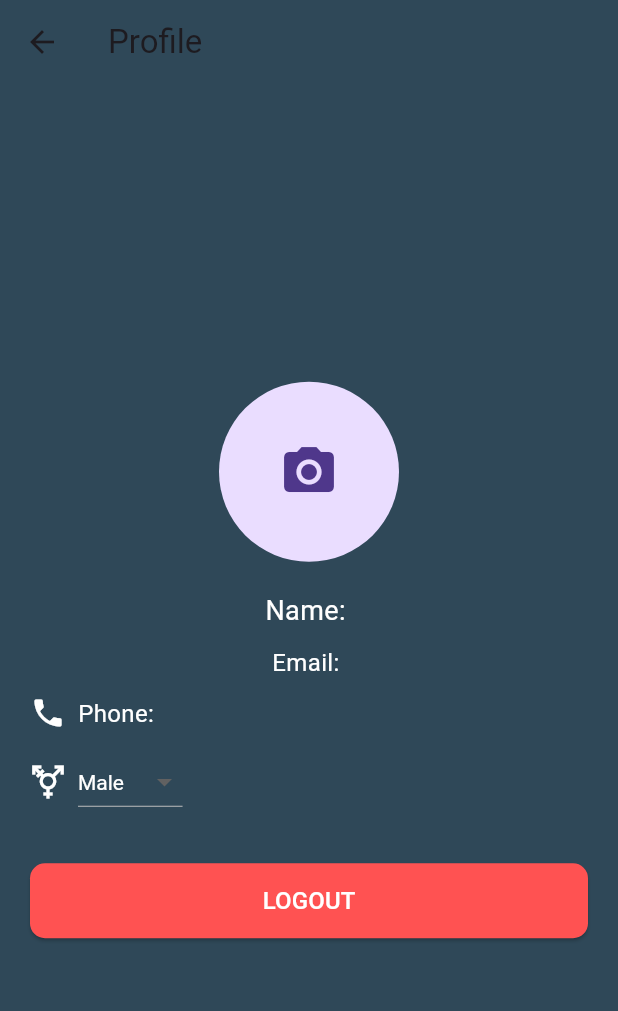
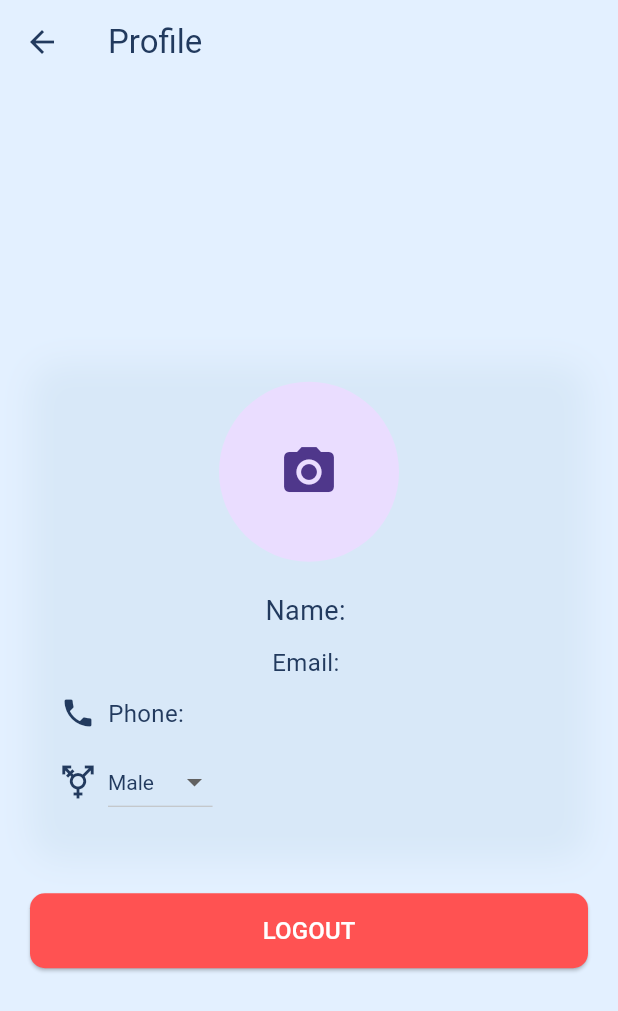
Before and after one commit to fatehahsofian21/fyp, a Flutter app: the screen it shows once a user with an empty profile is signed in, item 3 of the bottom bar chosen, on a phone screen of 412 x 824 dp. Shown: the top 1011 px of the screen. Run offline on Flutter 3.47's test engine with Material 3 defaults, Android fonts, the phone set to English and light mode, and no system bars; our stand-ins replace cloud_firestore, firebase_auth, firebase_core, geolocator, image_picker, printing and 2 more; accounts and stored records are empty; statements that could not run were skipped.

Commit message:
design 100% done

```diff
--- a/lib/profile.dart
+++ b/lib/profile.dart
@@ -16,7 +16,7 @@ class ProfileScreen extends StatefulWidget {
 class _ProfileScreenState extends State<ProfileScreen> {
   String _userName = "User";
   String _email = "";
-  String _phone = "+60-123456789";  // Random phone number starting with +60
+  String _phone = "+60-123456789"; // Random phone number starting with +60
   String _gender = "Male"; // Default gender
   File? _selectedImage;
 
@@ -29,7 +29,7 @@ class _ProfileScreenState extends State<ProfileScreen> {
   void initState() {
     super.initState();
     _fetchUserProfile();
-    _loadStoredData();  // Load stored data
+    _loadStoredData(); // Load stored data
   }
 
   // Fetch user profile from Firebase (only email)
@@ -38,8 +38,10 @@ class _ProfileScreenState extends State<ProfileScreen> {
     if (user != null) {
       setState(() {
         _email = user.email ?? "";
-        _userName = _email.split('@')[0]; // Extract the first name from email (before @)
-        _phone = "+60-${_generateRandomPhoneNumber()}"; // Generate random phone number
+        _userName = _email
+            .split('@')[0]; // Extract the first name from email (before @)
+        _phone =
+            "+60-${_generateRandomPhoneNumber()}"; // Generate random phone number
         _isLoading = false;
       });
     }
@@ -48,13 +50,15 @@ class _ProfileScreenState extends State<ProfileScreen> {
   // Generate a random phone number starting with +60-
   String _generateRandomPhoneNumber() {
     Random random = Random();
-    String randomDigits = List.generate(8, (index) => random.nextInt(10).toString()).join('');
+    String randomDigits =
+        List.generate(8, (index) => random.nextInt(10).toString()).join('');
     return randomDigits;
   }
 
   // Pick image logic (optional)
   Future<void> _pickImage() async {
-    final pickedFile = await ImagePicker().pickImage(source: ImageSource.gallery);
+    final pickedFile =
+        await ImagePicker().pickImage(source: ImageSource.gallery);
     if (pickedFile != null) {
       setState(() {
         _selectedImage = File(pickedFile.path);
@@ -73,8 +77,10 @@ class _ProfileScreenState extends State<ProfileScreen> {
   Future<void> _loadStoredData() async {
     SharedPreferences prefs = await SharedPreferences.getInstance();
     setState(() {
-      _phone = prefs.getString('phone') ?? "+60-123456789"; // Default phone if none saved
-      _gender = prefs.getString('gender') ?? "Male"; // Default gender if none saved
+      _phone = prefs.getString('phone') ??
+          "+60-123456789"; // Default phone if none saved
+      _gender =
+          prefs.getString('gender') ?? "Male"; // Default gender if none saved
     });
   }
 
@@ -83,7 +89,8 @@ class _ProfileScreenState extends State<ProfileScreen> {
     FirebaseAuth.instance.signOut(); // Sign out from Firebase
     Navigator.pushReplacement(
       context,
-      MaterialPageRoute(builder: (context) => const LoginScreen()), // Navigate to LoginScreen
+      MaterialPageRoute(
+          builder: (context) => const LoginScreen()), // Navigate to LoginScreen
     );
   }
 
@@ -92,9 +99,11 @@ class _ProfileScreenState extends State<ProfileScreen> {
     return Scaffold(
       appBar: AppBar(
         title: const Text("Profile"),
-        backgroundColor: const Color(0xFF2F4858),
+        backgroundColor: const Color(0xFFE3F0FF), // Match other pages
+        foregroundColor: const Color(0xFF223A5E),
+        elevation: 0,
       ),
-      backgroundColor: const Color(0xFF2F4858),
+      backgroundColor: const Color(0xFFE3F0FF), // Match other pages
       body: _isLoading
           ? const Center(child: CircularProgressIndicator())
           : Padding(
@@ -103,9 +112,26 @@ class _ProfileScreenState extends State<ProfileScreen> {
                 mainAxisAlignment: MainAxisAlignment.center,
                 crossAxisAlignment: CrossAxisAlignment.center,
                 children: [
-                  // Profile Picture (Editable with pencil icon)
+                  Container(
+                    decoration: BoxDecoration(
+                      color:
+                          Colors.transparent, // No white, blend with wallpaper
+                      borderRadius: BorderRadius.circular(20),
+                      boxShadow: [
+                        BoxShadow(
+                          color: const Color(0xFFB6D0E2)
+                              .withOpacity(0.25), // Soft blue shadow
+                          blurRadius: 18,
+                          offset: const Offset(0, 8),
+                        ),
+                      ],
+                    ),
+                    padding: const EdgeInsets.all(20.0),
+                    child: Column(
+                      children: [
+                        // Profile Picture
                         GestureDetector(
-                    onTap: _pickImage, // Handle image picker logic
+                          onTap: _pickImage,
                           child: CircleAvatar(
                             radius: 60,
                             backgroundImage: _selectedImage != null
@@ -117,62 +143,65 @@ class _ProfileScreenState extends State<ProfileScreen> {
                           ),
                         ),
                         const SizedBox(height: 20),
-
-                  // Display User Name
+                        // Name, Email, Phone, Gender (as before)
                         Text(
                           'Name: $_userName',
-                    style: const TextStyle(fontSize: 18, color: Colors.white),
+                          style: const TextStyle(
+                              fontSize: 18, color: Color(0xFF223A5E)),
                         ),
                         const SizedBox(height: 10),
-
-                  // Display Email
                         Text(
                           'Email: $_email',
-                    style: const TextStyle(fontSize: 16, color: Colors.white),
+                          style: const TextStyle(
+                              fontSize: 16, color: Color(0xFF223A5E)),
                         ),
                         const SizedBox(height: 10),
-
-                  // Display Phone Number (Editable)
                         Row(
                           children: [
-                      const Icon(Icons.phone, color: Colors.white),
+                            const Icon(Icons.phone, color: Color(0xFF223A5E)),
                             const SizedBox(width: 8),
                             Text(
-                        'Phone: $_phone', // Display the randomly generated phone number
-                        style: const TextStyle(fontSize: 16, color: Colors.white),
+                              'Phone: $_phone',
+                              style: const TextStyle(
+                                  fontSize: 16, color: Color(0xFF223A5E)),
                             ),
                           ],
                         ),
                         const SizedBox(height: 10),
-
-                  // Gender Dropdown (Editable)
                         Row(
                           children: [
-                      const Icon(Icons.transgender, color: Colors.white),
+                            const Icon(Icons.transgender,
+                                color: Color(0xFF223A5E)),
                             const SizedBox(width: 8),
                             DropdownButton<String>(
                               value: _gender,
-                        dropdownColor: const Color(0xFF2F4858),
-                        style: const TextStyle(color: Colors.black), // Set selected text color to black
+                              dropdownColor: const Color(0xFFF5FAFF),
+                              style: const TextStyle(color: Color(0xFF223A5E)),
                               onChanged: (String? newValue) {
                                 setState(() {
                                   _gender = newValue!;
                                 });
-                          _saveUserData(); // Save the updated gender
+                                _saveUserData();
                               },
-                        items: <String>['Male', 'Female']
-                            .map<DropdownMenuItem<String>>((String value) {
+                              items: <String>[
+                                'Male',
+                                'Female'
+                              ].map<DropdownMenuItem<String>>((String value) {
                                 return DropdownMenuItem<String>(
                                   value: value,
-                            child: Text(value, style: const TextStyle(color: Colors.white)),
+                                  child: Text(value,
+                                      style: const TextStyle(
+                                          color: Color(0xFF223A5E))),
                                 );
                               }).toList(),
                             ),
                           ],
                         ),
+                      ],
+                    ),
+                  ),
                   const SizedBox(height: 30),
-
-                  // Logout Button
+                  // Logout Button (as before)
                   SizedBox(
                     width: double.infinity,
                     height: 50,
--- a/lib/result.dart
+++ b/lib/result.dart
@@ -27,7 +27,11 @@ class ResultScreen extends StatelessWidget {
       User? user = FirebaseAuth.instance.currentUser;
       if (user != null) {
         String scanId = DateTime.now().millisecondsSinceEpoch.toString();
-        await FirebaseFirestore.instance.collection('scan_results').add({
+        await FirebaseFirestore.instance
+            .collection('users')
+            .doc(user.uid)
+            .collection('scan_results')
+            .add({
           'userId': user.uid,
           'scanId': scanId,
           'detectionResults': results,
```
Also changed, not shown: lib/history.dart (+12 -0 lines), received_image.jpg. Lines whose indentation alone changed are shown as unchanged.
